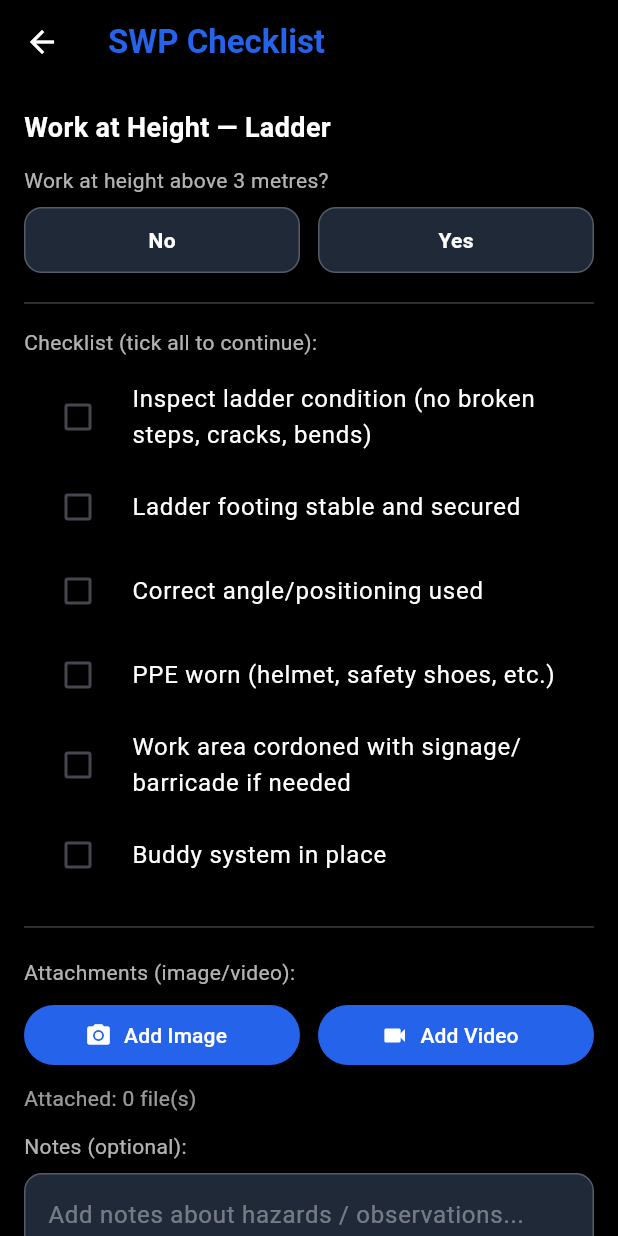
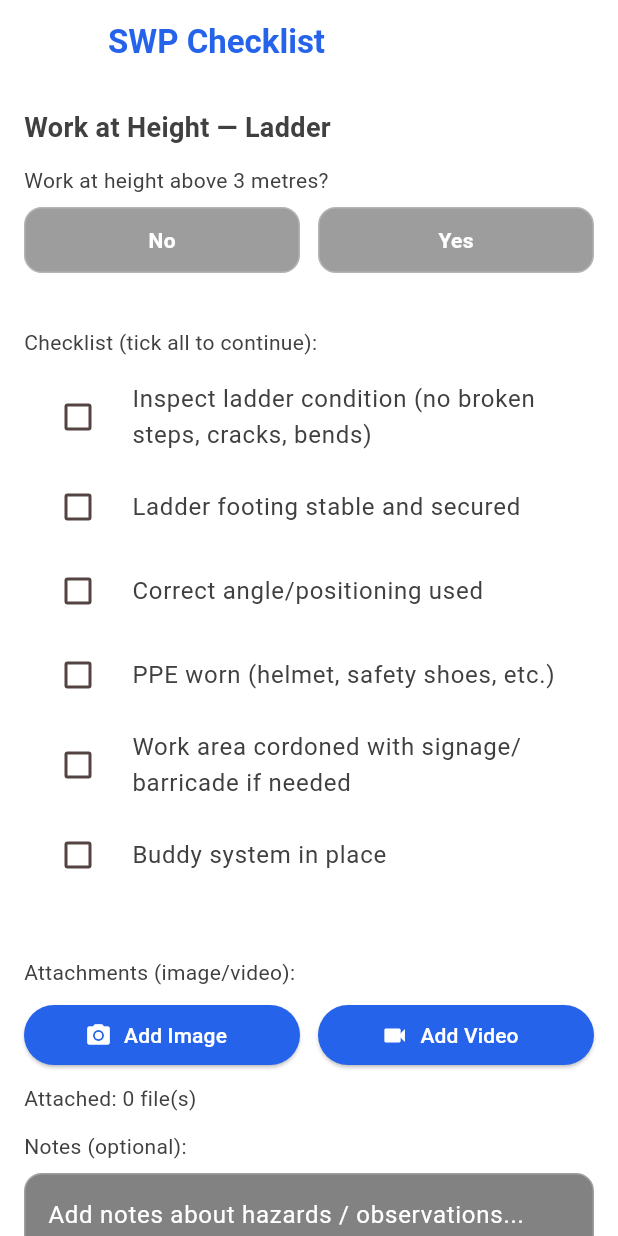
Before and after one commit to ironspider16/HazardScan, a Flutter app: the SwpChecklistPage screen opened directly with sample values from the repository, on a phone screen of 412 x 824 dp. Run offline on Flutter 3.47's test engine with Material 3 defaults, Android fonts, the phone set to English and light mode, and no system bars; our stand-ins replace camera, image_picker; missing offline and left inert: onnxruntime.

Commit message:
Edited UI color

```diff
--- a/flutter_app/lib/main.dart
+++ b/flutter_app/lib/main.dart
@@ -17,7 +17,7 @@ class MyApp extends StatelessWidget {
       theme: ThemeData(
         useMaterial3: true,
         colorScheme: ColorScheme.fromSeed(
-          seedColor: const Color(0xFF2563EB), // blue-600 tone
+          seedColor: const Color.fromARGB(255, 239, 13, 1), // blue-600 tone
         ),
         scaffoldBackgroundColor: Colors.white,
         inputDecorationTheme: InputDecorationTheme(
--- a/flutter_app/lib/pages/swp_checklist_page.dart
+++ b/flutter_app/lib/pages/swp_checklist_page.dart
@@ -90,9 +90,9 @@ class _SwpChecklistPageState extends State<SwpChecklistPage> {
     final t = widget.template;
 
     return Scaffold(
-      backgroundColor: Colors.black,
+      backgroundColor: const Color.fromARGB(255, 255, 255, 255),
       appBar: AppBar(
-        backgroundColor: Colors.black,
+        backgroundColor: const Color.fromARGB(255, 255, 255, 255),
         iconTheme: const IconThemeData(color: Colors.white),
         title: const Text(
           'SWP Checklist',
@@ -108,7 +108,7 @@ class _SwpChecklistPageState extends State<SwpChecklistPage> {
           Text(
             t.title,
             style: const TextStyle(
-              color: Colors.white,
+              color: Color.fromARGB(255, 64, 64, 64),
               fontSize: 18,
               fontWeight: FontWeight.w600,
             ),
@@ -119,7 +119,7 @@ class _SwpChecklistPageState extends State<SwpChecklistPage> {
           if (_isWah) ...[
             const Text(
               'Work at height above 3 metres?',
-              style: TextStyle(color: Colors.white70),
+              style: TextStyle(color: Color.fromARGB(255, 64, 64, 64)),
             ),
             const SizedBox(height: 8),
             Row(
@@ -145,15 +145,17 @@ class _SwpChecklistPageState extends State<SwpChecklistPage> {
             if (_ptwRequired) ...[
               const Text(
                 'Permit To Work (PTW) Number (required):',
-                style: TextStyle(color: Colors.white70),
+                style: TextStyle(color: Color.fromARGB(255, 64, 64, 64)),
               ),
               const SizedBox(height: 8),
               TextField(
                 controller: _ptwCtrl,
-                style: const TextStyle(color: Colors.white),
+                style: const TextStyle(color: Color.fromARGB(255, 64, 64, 64)),
                 decoration: InputDecoration(
                   hintText: 'Enter PTW number',
-                  hintStyle: const TextStyle(color: Colors.white38),
+                  hintStyle: const TextStyle(
+                    color: Color.fromARGB(255, 255, 255, 255),
+                  ),
                   filled: true,
                   fillColor: const Color(0xFF1F2937),
                   enabledBorder: OutlineInputBorder(
@@ -175,7 +177,7 @@ class _SwpChecklistPageState extends State<SwpChecklistPage> {
 
           const Text(
             'Checklist (tick all to continue):',
-            style: TextStyle(color: Colors.white70),
+            style: TextStyle(color: Color.fromARGB(255, 64, 64, 64)),
           ),
           const SizedBox(height: 8),
 
@@ -184,10 +186,10 @@ class _SwpChecklistPageState extends State<SwpChecklistPage> {
               value: _checks[i],
               onChanged: (v) => setState(() => _checks[i] = v ?? false),
               activeColor: const Color(0xFF2563EB),
-              checkColor: Colors.white,
+              checkColor: const Color.fromARGB(255, 255, 255, 255),
               title: Text(
                 t.checklist[i],
-                style: const TextStyle(color: Colors.white),
+                style: const TextStyle(color: Color.fromARGB(255, 64, 64, 64)),
               ),
               controlAffinity: ListTileControlAffinity.leading,
             );
@@ -200,7 +202,7 @@ class _SwpChecklistPageState extends State<SwpChecklistPage> {
           // ---------------- ATTACHMENTS ----------------
           const Text(
             'Attachments (image/video):',
-            style: TextStyle(color: Colors.white70),
+            style: TextStyle(color: Color.fromARGB(255, 64, 64, 64)),
           ),
           const SizedBox(height: 8),
           Row(
@@ -233,14 +235,16 @@ class _SwpChecklistPageState extends State<SwpChecklistPage> {
           const SizedBox(height: 8),
           Text(
             'Attached: ${_attachments.length} file(s)',
-            style: const TextStyle(color: Colors.white60),
+            style: const TextStyle(color: Color.fromARGB(255, 64, 64, 64)),
           ),
 
           const SizedBox(height: 12),
 
           // ---------------- NOTES ----------------
-          const Text('Notes (optional):',
-              style: TextStyle(color: Colors.white70)),
+          const Text(
+            'Notes (optional):',
+            style: TextStyle(color: Color.fromARGB(255, 64, 64, 64)),
+          ),
           const SizedBox(height: 8),
           TextField(
             controller: _notesCtrl,
@@ -248,9 +252,11 @@ class _SwpChecklistPageState extends State<SwpChecklistPage> {
             style: const TextStyle(color: Colors.white),
             decoration: InputDecoration(
               hintText: 'Add notes about hazards / observations...',
-              hintStyle: const TextStyle(color: Colors.white38),
+              hintStyle: const TextStyle(
+                color: Color.fromARGB(255, 255, 255, 255),
+              ),
               filled: true,
-              fillColor: const Color(0xFF1F2937),
+              fillColor: const Color.fromARGB(255, 130, 130, 130),
               enabledBorder: OutlineInputBorder(
                 borderRadius: BorderRadius.circular(12),
                 borderSide: const BorderSide(color: Colors.white24),
@@ -293,7 +299,9 @@ class _SwpChecklistPageState extends State<SwpChecklistPage> {
         height: 44,
         alignment: Alignment.center,
         decoration: BoxDecoration(
-          color: selected ? const Color(0xFF2563EB) : const Color(0xFF1F2937),
+          color: selected
+              ? const Color(0xFF2563EB)
+              : const Color.fromARGB(255, 157, 157, 157),
           borderRadius: BorderRadius.circular(12),
           border: Border.all(color: Colors.white24),
         ),
```
Also changed, not shown: flutter_app/lib/pages/login_screen.dart (+15 -24 lines), flutter_app/lib/pages/main_menu.dart (+5 -9 lines), flutter_app/lib/pages/report_detail_page.dart (+47 -22 lines), flutter_app/lib/pages/reports_list_page.dart (+26 -10 lines), flutter_app/lib/pages/swp_ack_page.dart (+26 -15 lines), flutter_app/lib/pages/swp_category_page.dart (+25 -10 lines), flutter_app/lib/pages/work_activity_page.dart (+11 -14 lines), 12 other files.
